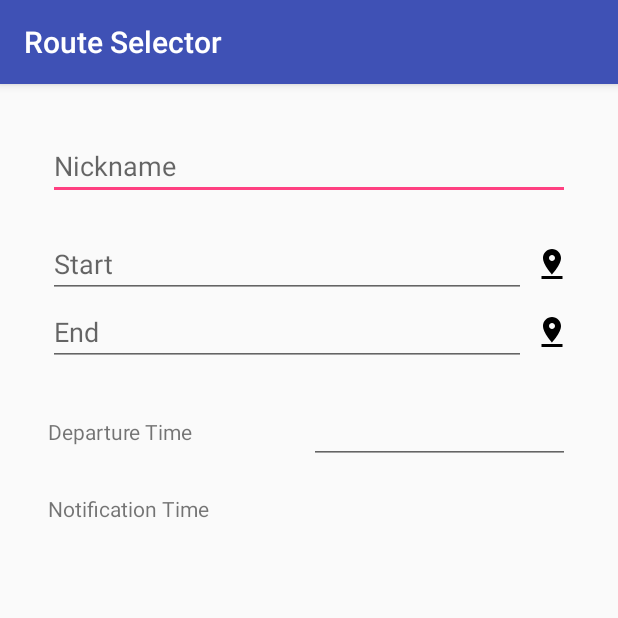
After one commit to jdrider/RouteSelector, an Android app: the AddRouteActivity screen opened directly, with no data from a screen before it, on a phone screen of 412 x 824 dp, the top half of it. The commit adds this screen. Run offline under Robolectric (Android 15) with nearby library versions, the phone set to English and light mode, and no system bars.

Commit message:
AddRoute UI

```diff
--- a/app/build.gradle
+++ b/app/build.gradle
@@ -1,5 +1,6 @@
 apply plugin: 'com.android.application'
 apply plugin: 'kotlin-android'
+apply plugin: 'kotlin-android-extensions'
 apply plugin: 'com.getkeepsafe.dexcount'
 
 android {
@@ -27,6 +28,8 @@ android {
     }
 }
 
+def SUPPORT_LIB_VERSION = '24.2.1'
+
 dependencies {
 
     androidTestCompile('com.android.support.test.espresso:espresso-core:2.2.2', {
@@ -35,7 +38,9 @@ dependencies {
 
     testCompile 'junit:junit:4.12'
 
-    compile 'com.android.support:appcompat-v7:24.2.1'
+    compile "com.android.support:appcompat-v7:$SUPPORT_LIB_VERSION"
+    compile "com.android.support:design:$SUPPORT_LIB_VERSION"
+
     compile "org.jetbrains.kotlin:kotlin-stdlib:$kotlin_version"
 }
 repositories {
--- a/app/src/main/AndroidManifest.xml
+++ b/app/src/main/AndroidManifest.xml
@@ -15,6 +15,7 @@
                 <category android:name="android.intent.category.LAUNCHER" />
             </intent-filter>
         </activity>
+        <activity android:name=".ui.routes.AddRouteActivity"></activity>
     </application>
 
 </manifest>
--- a/app/src/main/java/com/jrider/routeselector/MainActivity.kt
+++ b/app/src/main/java/com/jrider/routeselector/MainActivity.kt
@@ -1,12 +1,21 @@
 package com.jrider.routeselector
 
+import android.content.Intent
 import android.os.Bundle
 import android.support.v7.app.AppCompatActivity
+import com.jrider.routeselector.ui.routes.AddRouteActivity
+import kotlinx.android.synthetic.main.activity_main.*
 
 class MainActivity : AppCompatActivity() {
 
     override fun onCreate(savedInstanceState: Bundle?) {
         super.onCreate(savedInstanceState)
         setContentView(R.layout.activity_main)
+
+        main_add_route_btn.setOnClickListener { view ->
+            val addRouteIntent = Intent(this, AddRouteActivity::class.java)
+
+            startActivity(addRouteIntent)
+        }
     }
 }
--- /dev/null
+++ b/app/src/main/java/com/jrider/routeselector/ui/routes/AddRouteActivity.kt
@@ -0,0 +1,17 @@
+package com.jrider.routeselector.ui.routes
+
+import android.os.Bundle
+import android.support.v7.app.AppCompatActivity
+import com.jrider.routeselector.R
+
+class AddRouteActivity : AppCompatActivity() {
+
+    override fun onCreate(savedInstanceState: Bundle?) {
+        super.onCreate(savedInstanceState)
+        setContentView(R.layout.activity_add_route)
+
+        val addRouteFragment = AddRouteFragment()
+
+        supportFragmentManager.beginTransaction().replace(R.id.activity_add_route, addRouteFragment).commit()
+    }
+}
--- /dev/null
+++ b/app/src/main/java/com/jrider/routeselector/ui/routes/AddRouteFragment.kt
@@ -0,0 +1,16 @@
+package com.jrider.routeselector.ui.routes
+
+import android.os.Bundle
+import android.support.v4.app.Fragment
+import android.view.LayoutInflater
+import android.view.View
+import android.view.ViewGroup
+import com.jrider.routeselector.R
+
+class AddRouteFragment : Fragment() {
+
+
+    override fun onCreateView(inflater: LayoutInflater?, container: ViewGroup?, savedInstanceState: Bundle?): View? {
+        return inflater?.inflate(R.layout.fragment_add_route, container, false)
+    }
+}
--- /dev/null
+++ b/app/src/main/res/drawable/ic_add_white_24dp.xml
@@ -0,0 +1,9 @@
+<vector xmlns:android="http://schemas.android.com/apk/res/android"
+        android:width="24dp"
+        android:height="24dp"
+        android:viewportWidth="24.0"
+        android:viewportHeight="24.0">
+    <path
+        android:fillColor="#FFFFFFFF"
+        android:pathData="M19,13h-6v6h-2v-6H5v-2h6V5h2v6h6v2z"/>
+</vector>
--- /dev/null
+++ b/app/src/main/res/drawable/ic_pin_drop_black_24dp.xml
@@ -0,0 +1,9 @@
+<vector xmlns:android="http://schemas.android.com/apk/res/android"
+        android:width="24dp"
+        android:height="24dp"
+        android:viewportWidth="24.0"
+        android:viewportHeight="24.0">
+    <path
+        android:fillColor="#FF000000"
+        android:pathData="M18,8c0,-3.31 -2.69,-6 -6,-6S6,4.69 6,8c0,4.5 6,11 6,11s6,-6.5 6,-11zM10,8c0,-1.1 0.9,-2 2,-2s2,0.9 2,2 -0.89,2 -2,2c-1.1,0 -2,-0.9 -2,-2zM5,20v2h14v-2L5,20z"/>
+</vector>
--- /dev/null
+++ b/app/src/main/res/layout/activity_add_route.xml
@@ -0,0 +1,11 @@
+<?xml version="1.0" encoding="utf-8"?>
+<FrameLayout xmlns:android="http://schemas.android.com/apk/res/android"
+    xmlns:tools="http://schemas.android.com/tools"
+    android:id="@+id/activity_add_route"
+    android:layout_width="match_parent"
+    android:layout_height="match_parent"
+    android:paddingBottom="@dimen/activity_vertical_margin"
+    android:paddingLeft="@dimen/activity_horizontal_margin"
+    android:paddingRight="@dimen/activity_horizontal_margin"
+    android:paddingTop="@dimen/activity_vertical_margin"
+    tools:context="com.jrider.routeselector.ui.routes.AddRouteActivity"/>
--- /dev/null
+++ b/app/src/main/res/layout/fragment_add_route.xml
@@ -0,0 +1,105 @@
+<?xml version="1.0" encoding="utf-8"?>
+<LinearLayout xmlns:android="http://schemas.android.com/apk/res/android"
+    xmlns:tools="http://schemas.android.com/tools"
+    android:layout_width="match_parent"
+    android:layout_height="match_parent"
+    android:orientation="vertical"
+    android:padding="16dp">
+
+    <EditText
+        android:id="@+id/text_add_route_nickname"
+        android:layout_width="match_parent"
+        android:layout_height="wrap_content"
+        android:hint="@string/add_route_route_nickname" />
+
+    <LinearLayout
+        android:layout_width="match_parent"
+        android:layout_height="wrap_content"
+        android:layout_marginTop="20dp"
+        android:orientation="horizontal">
+
+        <EditText
+            android:id="@+id/text_add_route_start_point"
+            android:layout_width="0dp"
+            android:layout_height="wrap_content"
+            android:layout_weight="2"
+            android:hint="@string/add_route_route_start_point" />
+
+        <ImageButton
+            android:id="@+id/button_map_start_point"
+            android:layout_width="24dp"
+            android:layout_height="24dp"
+            android:layout_gravity="center"
+            android:layout_marginStart="5dp"
+            android:background="@drawable/ic_pin_drop_black_24dp"
+            android:contentDescription="@string/add_route_select_start_point" />
+
+    </LinearLayout>
+
+    <LinearLayout
+        android:layout_width="match_parent"
+        android:layout_height="wrap_content"
+        android:orientation="horizontal">
+
+        <EditText
+            android:id="@+id/text_add_route_end_point"
+            android:layout_width="0dp"
+            android:layout_height="wrap_content"
+            android:layout_weight="2"
+            android:hint="@string/add_route_route_end_point" />
+
+        <ImageButton
+            android:id="@+id/button_map_end_point"
+            android:layout_width="24dp"
+            android:layout_height="24dp"
+            android:layout_gravity="center"
+            android:layout_marginStart="5dp"
+            android:background="@drawable/ic_pin_drop_black_24dp"
+            android:contentDescription="@string/add_route_select_end_point" />
+
+    </LinearLayout>
+
+    <LinearLayout
+        android:layout_width="match_parent"
+        android:layout_height="wrap_content"
+        android:layout_marginTop="20dp"
+        android:orientation="horizontal">
+
+        <TextView
+            android:layout_width="0dp"
+            android:layout_height="wrap_content"
+            android:layout_weight="1"
+            android:labelFor="@+id/text_add_route_departure_time"
+            android:text="@string/add_route_departure_time" />
+
+        <EditText
+            android:id="@+id/text_add_route_departure_time"
+            android:layout_width="0dp"
+            android:layout_height="wrap_content"
+            android:layout_weight="1"
+            android:inputType="time"
+            tools:text="8:00 AM" />
+    </LinearLayout>
+
+    <LinearLayout
+        android:layout_width="match_parent"
+        android:layout_height="wrap_content"
+        android:layout_marginTop="20dp"
+        android:orientation="horizontal">
+
+        <TextView
+            android:layout_width="0dp"
+            android:layout_height="wrap_content"
+            android:layout_weight="1"
+            android:text="@string/add_route_notification_time" />
+
+        <TextView
+            android:id="@+id/text_add_route_notification_time"
+            android:layout_width="0dp"
+            android:layout_height="wrap_content"
+            android:layout_weight="1"
+            tools:text="30 minutes before" />
+
+    </LinearLayout>
+
+</LinearLayout>
--- /dev/null
+++ b/app/src/main/res/layout/fragment_route_list.xml
@@ -0,0 +1,6 @@
+<?xml version="1.0" encoding="utf-8"?>
+<LinearLayout xmlns:android="http://schemas.android.com/apk/res/android"
+    android:orientation="vertical" android:layout_width="match_parent"
+    android:layout_height="match_parent">
+
+</LinearLayout>
--- a/app/src/main/res/values/strings.xml
+++ b/app/src/main/res/values/strings.xml
@@ -1,3 +1,12 @@
 <resources>
     <string name="app_name">Route Selector</string>
+
+    <!-- Add Route -->
+    <string name="add_route_route_nickname">Nickname</string>
+    <string name="add_route_route_start_point">Start</string>
+    <string name="add_route_route_end_point">End</string>
+    <string name="add_route_select_start_point">Select Start Point</string>
+    <string name="add_route_select_end_point">Select End Point</string>
+    <string name="add_route_departure_time">Departure Time</string>
+    <string name="add_route_notification_time">Notification Time</string>
 </resources>
```
